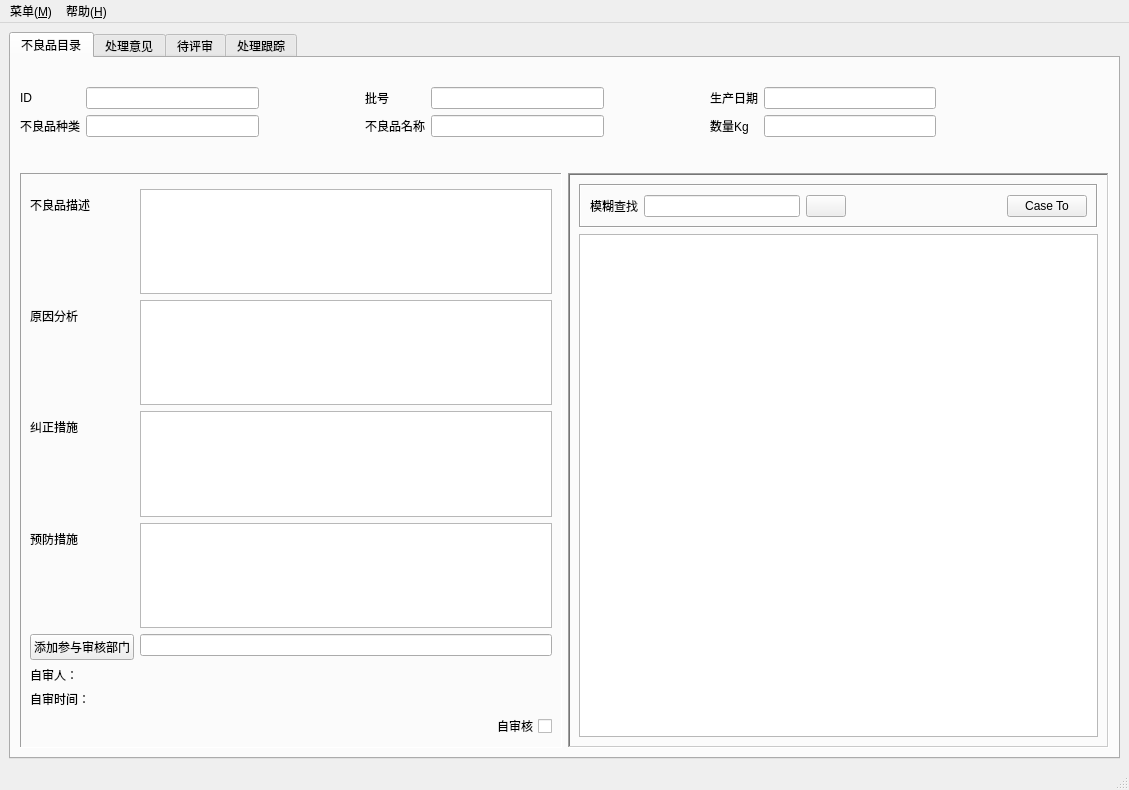
Before: the Qt Designer form mainwindow.ui in xeeboy/PartsReview, drawn with Qt 5.
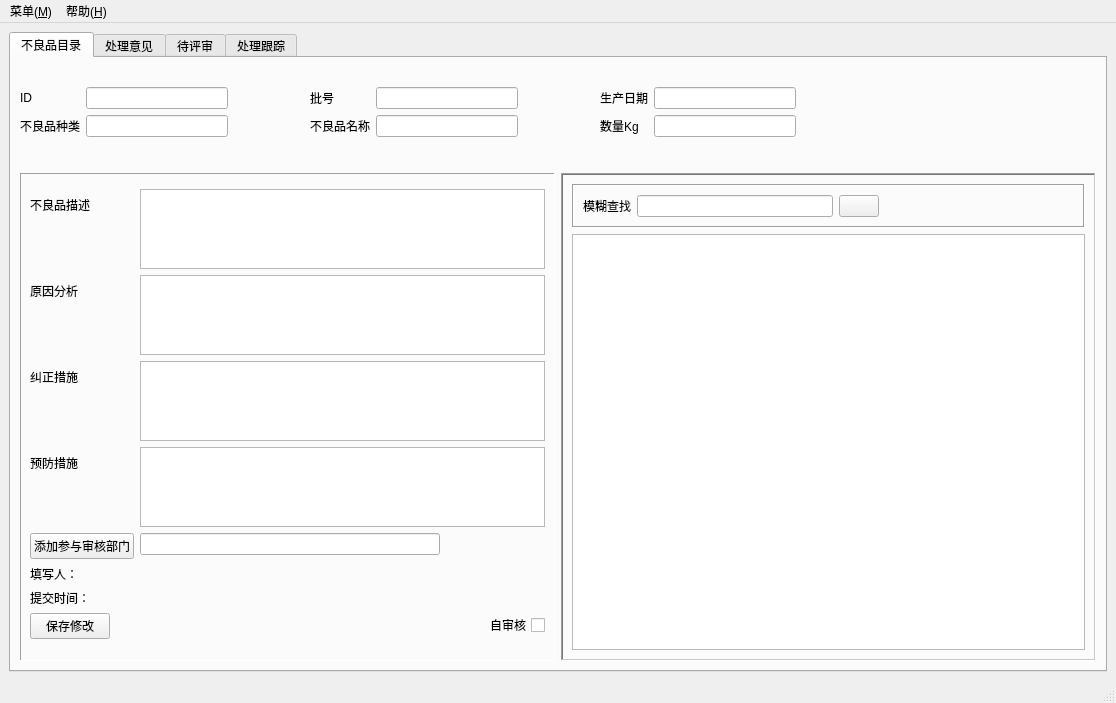
After: the same form once the commit is applied. Icons and pictures are not drawn.

The edit to the form file:
```diff
--- a/mainwindow.ui
+++ b/mainwindow.ui
@@ -9,10 +9,16 @@
    <rect>
     <x>0</x>
     <y>0</y>
-    <width>1129</width>
-    <height>790</height>
+    <width>1116</width>
+    <height>703</height>
    </rect>
   </property>
+  <property name="minimumSize">
+   <size>
+    <width>1116</width>
+    <height>703</height>
+   </size>
+  </property>
   <property name="windowTitle">
    <string>不合格品评审系统</string>
   </property>
@@ -89,7 +95,7 @@
               </property>
               <property name="sizeHint" stdset="0">
                <size>
-                <width>100</width>
+                <width>76</width>
                 <height>20</height>
                </size>
               </property>
@@ -97,6 +103,18 @@
             </item>
             <item row="1" column="5">
              <widget class="QLineEdit" name="unpassname">
+              <property name="sizePolicy">
+               <sizepolicy hsizetype="Expanding" vsizetype="Expanding">
+                <horstretch>0</horstretch>
+                <verstretch>0</verstretch>
+               </sizepolicy>
+              </property>
+              <property name="maximumSize">
+               <size>
+                <width>16777215</width>
+                <height>70</height>
+               </size>
+              </property>
               <property name="readOnly">
                <bool>true</bool>
               </property>
@@ -104,6 +122,18 @@
             </item>
             <item row="0" column="5">
              <widget class="QLineEdit" name="batch">
+              <property name="sizePolicy">
+               <sizepolicy hsizetype="Expanding" vsizetype="Expanding">
+                <horstretch>0</horstretch>
+                <verstretch>0</verstretch>
+               </sizepolicy>
+              </property>
+              <property name="maximumSize">
+               <size>
+                <width>16777215</width>
+                <height>70</height>
+               </size>
+              </property>
               <property name="readOnly">
                <bool>true</bool>
               </property>
@@ -126,7 +156,7 @@
               </property>
               <property name="sizeHint" stdset="0">
                <size>
-                <width>100</width>
+                <width>76</width>
                 <height>20</height>
                </size>
               </property>
@@ -134,6 +164,18 @@
             </item>
             <item row="0" column="9">
              <widget class="QLineEdit" name="prodate">
+              <property name="sizePolicy">
+               <sizepolicy hsizetype="Expanding" vsizetype="Expanding">
+                <horstretch>0</horstretch>
+                <verstretch>0</verstretch>
+               </sizepolicy>
+              </property>
+              <property name="maximumSize">
+               <size>
+                <width>16777215</width>
+                <height>70</height>
+               </size>
+              </property>
               <property name="readOnly">
                <bool>true</bool>
               </property>
@@ -148,6 +190,18 @@
             </item>
             <item row="1" column="2">
              <widget class="QLineEdit" name="unpasstype">
+              <property name="sizePolicy">
+               <sizepolicy hsizetype="Expanding" vsizetype="Expanding">
+                <horstretch>0</horstretch>
+                <verstretch>0</verstretch>
+               </sizepolicy>
+              </property>
+              <property name="maximumSize">
+               <size>
+                <width>16777215</width>
+                <height>70</height>
+               </size>
+              </property>
               <property name="readOnly">
                <bool>true</bool>
               </property>
@@ -169,6 +223,18 @@
             </item>
             <item row="1" column="9">
              <widget class="QLineEdit" name="unpassqty">
+              <property name="sizePolicy">
+               <sizepolicy hsizetype="Expanding" vsizetype="Expanding">
+                <horstretch>0</horstretch>
+                <verstretch>0</verstretch>
+               </sizepolicy>
+              </property>
+              <property name="maximumSize">
+               <size>
+                <width>16777215</width>
+                <height>70</height>
+               </size>
+              </property>
               <property name="readOnly">
                <bool>true</bool>
               </property>
@@ -176,6 +242,18 @@
             </item>
             <item row="0" column="2">
              <widget class="QLineEdit" name="ID">
+              <property name="sizePolicy">
+               <sizepolicy hsizetype="Expanding" vsizetype="Expanding">
+                <horstretch>0</horstretch>
+                <verstretch>0</verstretch>
+               </sizepolicy>
+              </property>
+              <property name="maximumSize">
+               <size>
+                <width>16777215</width>
+                <height>70</height>
+               </size>
+              </property>
               <property name="readOnly">
                <bool>true</bool>
               </property>
@@ -186,9 +264,12 @@
               <property name="orientation">
                <enum>Qt::Horizontal</enum>
               </property>
+              <property name="sizeType">
+               <enum>QSizePolicy::Fixed</enum>
+              </property>
               <property name="sizeHint" stdset="0">
                <size>
-                <width>40</width>
+                <width>300</width>
                 <height>20</height>
                </size>
               </property>
@@ -280,8 +361,17 @@
                </item>
                <item row="8" column="0">
                 <widget class="QLabel" name="label_17">
+                 <property name="sizePolicy">
+                  <sizepolicy hsizetype="Expanding" vsizetype="Expanding">
+                   <horstretch>0</horstretch>
+                   <verstretch>0</verstretch>
+                  </sizepolicy>
+                 </property>
                  <property name="text">
-                  <string>自审人：</string>
+                  <string>填写人：</string>
+                 </property>
+                 <property name="alignment">
+                  <set>Qt::AlignRight|Qt::AlignTrailing|Qt::AlignVCenter</set>
                  </property>
                 </widget>
                </item>
@@ -306,7 +396,23 @@
                 </widget>
                </item>
                <item row="6" column="1">
-                <widget class="QLineEdit" name="parts"/>
+                <widget class="QLineEdit" name="parts">
+                 <property name="sizePolicy">
+                  <sizepolicy hsizetype="Expanding" vsizetype="Fixed">
+                   <horstretch>0</horstretch>
+                   <verstretch>0</verstretch>
+                  </sizepolicy>
+                 </property>
+                 <property name="maximumSize">
+                  <size>
+                   <width>300</width>
+                   <height>16777215</height>
+                  </size>
+                 </property>
+                 <property name="clearButtonEnabled">
+                  <bool>false</bool>
+                 </property>
+                </widget>
                </item>
                <item row="6" column="0">
                 <widget class="QPushButton" name="btn_slparts">
@@ -324,11 +430,54 @@
                </item>
                <item row="10" column="0">
                 <widget class="QLabel" name="label_6">
+                 <property name="sizePolicy">
+                  <sizepolicy hsizetype="Expanding" vsizetype="Preferred">
+                   <horstretch>0</horstretch>
+                   <verstretch>0</verstretch>
+                  </sizepolicy>
+                 </property>
                  <property name="text">
-                  <string>自审时间：</string>
+                  <string>提交时间：</string>
                  </property>
                 </widget>
                </item>
+               <item row="11" column="0">
+                <widget class="QPushButton" name="btn_save">
+                 <property name="text">
+                  <string>保存修改</string>
+                 </property>
+                 <property name="icon">
+                  <iconset>
+                   <normaloff>icons/Save_32px.ico</normaloff>icons/Save_32px.ico</iconset>
+                 </property>
+                </widget>
+               </item>
+               <item row="13" column="1">
+                <spacer name="verticalSpacer_3">
+                 <property name="orientation">
+                  <enum>Qt::Vertical</enum>
+                 </property>
+                 <property name="sizeHint" stdset="0">
+                  <size>
+                   <width>20</width>
+                   <height>40</height>
+                  </size>
+                 </property>
+                </spacer>
+               </item>
+               <item row="12" column="1">
+                <spacer name="verticalSpacer_4">
+                 <property name="orientation">
+                  <enum>Qt::Vertical</enum>
+                 </property>
+                 <property name="sizeHint" stdset="0">
+                  <size>
+                   <width>20</width>
+                   <height>40</height>
+                  </size>
+                 </property>
+                </spacer>
+               </item>
               </layout>
              </item>
             </layout>
@@ -360,7 +509,11 @@
                  </widget>
                 </item>
                 <item>
-                 <widget class="QLineEdit" name="lineEdit_11"/>
+                 <widget class="QLineEdit" name="lineEdit_11">
+                  <property name="clearButtonEnabled">
+                   <bool>true</bool>
+                  </property>
+                 </widget>
                 </item>
                 <item>
                  <widget class="QPushButton" name="btn_search">
@@ -386,13 +539,6 @@
                   </property>
                  </spacer>
                 </item>
-                <item>
-                 <widget class="QPushButton" name="btn_caseto">
-                  <property name="text">
-                   <string>Case To</string>
-                  </property>
-                 </widget>
-                </item>
                </layout>
               </widget>
              </item>
@@ -450,7 +596,7 @@
     <rect>
      <x>0</x>
      <y>0</y>
-     <width>1129</width>
+     <width>1116</width>
      <height>23</height>
     </rect>
    </property>
```
Left out of the diff: 18 changed lines with no effect on the pictures.
